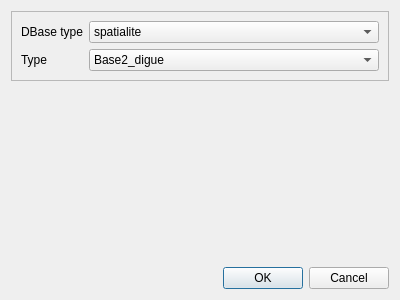
Qt form Lamia/dialog/InspectionDigue_newDB.ui (Artelia/Lamia) before a commit.
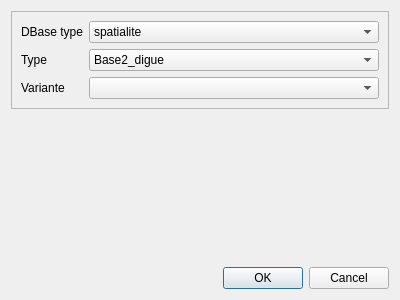
The same form after that commit.

Diff of the .ui file:
```diff
--- a/Lamia/dialog/InspectionDigue_newDB.ui
+++ b/Lamia/dialog/InspectionDigue_newDB.ui
@@ -80,6 +80,16 @@
         </item>
        </widget>
       </item>
+      <item row="2" column="0">
+       <widget class="QLabel" name="label_3">
+        <property name="text">
+         <string>Variante</string>
+        </property>
+       </widget>
+      </item>
+      <item row="2" column="1">
+       <widget class="QComboBox" name="comboBox_var"/>
+      </item>
      </layout>
     </widget>
    </item>
```
